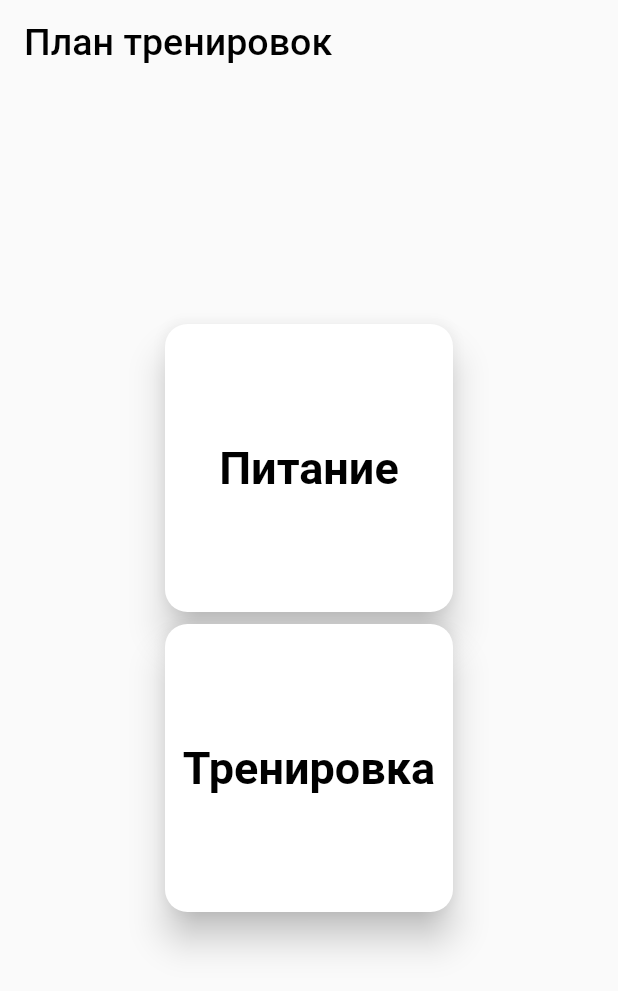
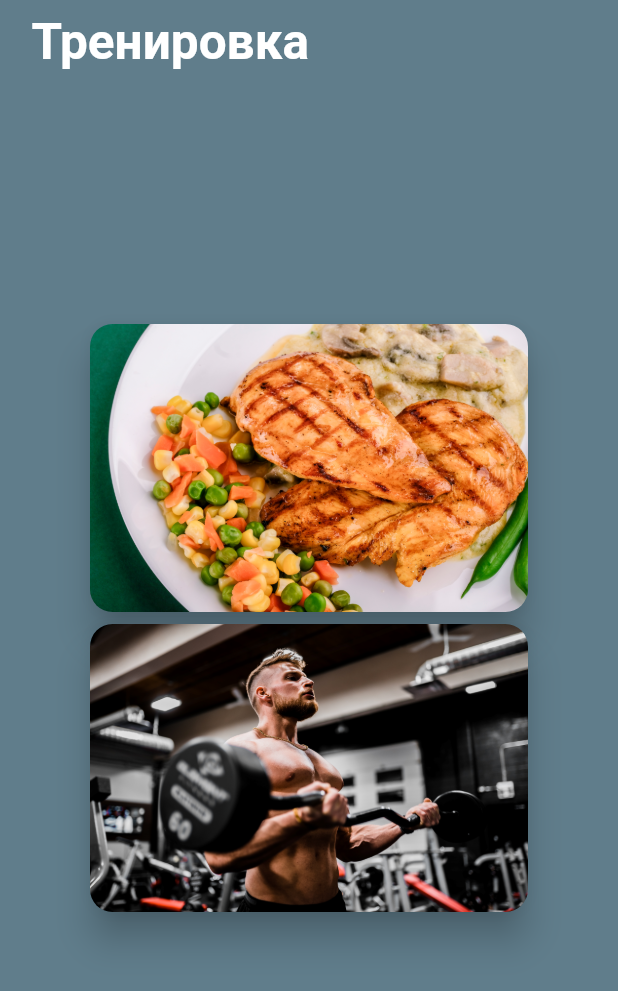
Before and after one commit to rmnsfx/nutrition, a Flutter app: the screen it shows after launch, on a phone screen of 412 x 824 dp. Shown: the top 991 px of the screen. Run offline on Flutter 3.47's test engine with Material 2 defaults, Android fonts, the phone set to English and light mode, and no system bars.

Commit message:
fix style

```diff
--- a/lib/main.dart
+++ b/lib/main.dart
@@ -31,8 +31,17 @@ class MainPage extends StatelessWidget {
 
     return Scaffold(
       extendBodyBehindAppBar: true,
-      body: Center(
-        child: Column(
+
+      body: Container(
+        decoration: const BoxDecoration(
+            color: Colors.blueGrey,
+            //image: DecorationImage(
+              //image: AssetImage("assets/images/img2.png"),
+                //fit: BoxFit.fill
+            //)
+        ),
+        child: Center(
+          child: Column(
           mainAxisAlignment: MainAxisAlignment.center,
           crossAxisAlignment: CrossAxisAlignment.center,
           children: <Widget>[
@@ -44,7 +53,7 @@ class MainPage extends StatelessWidget {
               },
               child: SizedBox(
                 height: 200,
-                width: 200,
+                width: 300,
 
                 child: Card(
                   semanticContainer: true,
@@ -52,9 +61,9 @@ class MainPage extends StatelessWidget {
                   elevation: 10,
                   //margin: EdgeInsets.all(10),
                   shape: RoundedRectangleBorder(borderRadius: BorderRadius.circular(15.0),),
-                  //child: Image.asset('assets/images/img1.png', fit: BoxFit.fill,),
-                  child: const Align( alignment: Alignment.center, child: Text('Питание', textAlign: TextAlign.center,
-                      style: TextStyle(color: Colors.black, fontSize: 30, fontWeight: FontWeight.w700)), ),
+                  child: Image.asset('assets/images/img3.png', fit: BoxFit.fill,),
+                  //child: const Align( alignment: Alignment.center, child: Text('Питание', textAlign: TextAlign.center,
+                      //style: TextStyle(color: Colors.black, fontSize: 30, fontWeight: FontWeight.w700)), ),
                   ),
               )
             ),
@@ -66,7 +75,7 @@ class MainPage extends StatelessWidget {
                 },
                 child: SizedBox(
                   height: 200,
-                  width: 200,
+                  width: 300,
 
                   child: Card(
                     semanticContainer: true,
@@ -74,9 +83,9 @@ class MainPage extends StatelessWidget {
                     elevation: 10,
                     //margin: EdgeInsets.all(10),
                     shape: RoundedRectangleBorder(borderRadius: BorderRadius.circular(15.0),),
-                    //child: Image.asset('assets/images/img4.png', fit: BoxFit.fill,),
-                    child: const Align( alignment: Alignment.center, child: Text('Тренировка', textAlign: TextAlign.center,
-                        style: TextStyle(color: Colors.black, fontSize: 30, fontWeight: FontWeight.w700)), ),
+                    child: Image.asset('assets/images/img5.png', fit: BoxFit.fill,),
+                    //child: const Align( alignment: Alignment.center, child: Text('Тренировка', textAlign: TextAlign.center,
+                        //style: TextStyle(color: Colors.black, fontSize: 30, fontWeight: FontWeight.w700)), ),
                   ),
                 )
             ),
@@ -84,12 +93,16 @@ class MainPage extends StatelessWidget {
       )
       ),
 
+      ),
+
       appBar: AppBar(
-        title: const Text("План тренировок", style: TextStyle(
-          color: Colors.black, fontSize: 25),),
+        title: Container(
+          padding: EdgeInsets.all(5.0),
+          child: Text("Тренировка", style: TextStyle(
+          color: Colors.white, fontSize: 33, fontWeight: FontWeight.bold),),),
         elevation: 0,
         backgroundColor: Colors.transparent,
-      )
+      ),
     );
   }
 }
```
Also changed, not shown: assets/images/img2.png (added), assets/images/img3.png (added), assets/images/img5.png (added).
